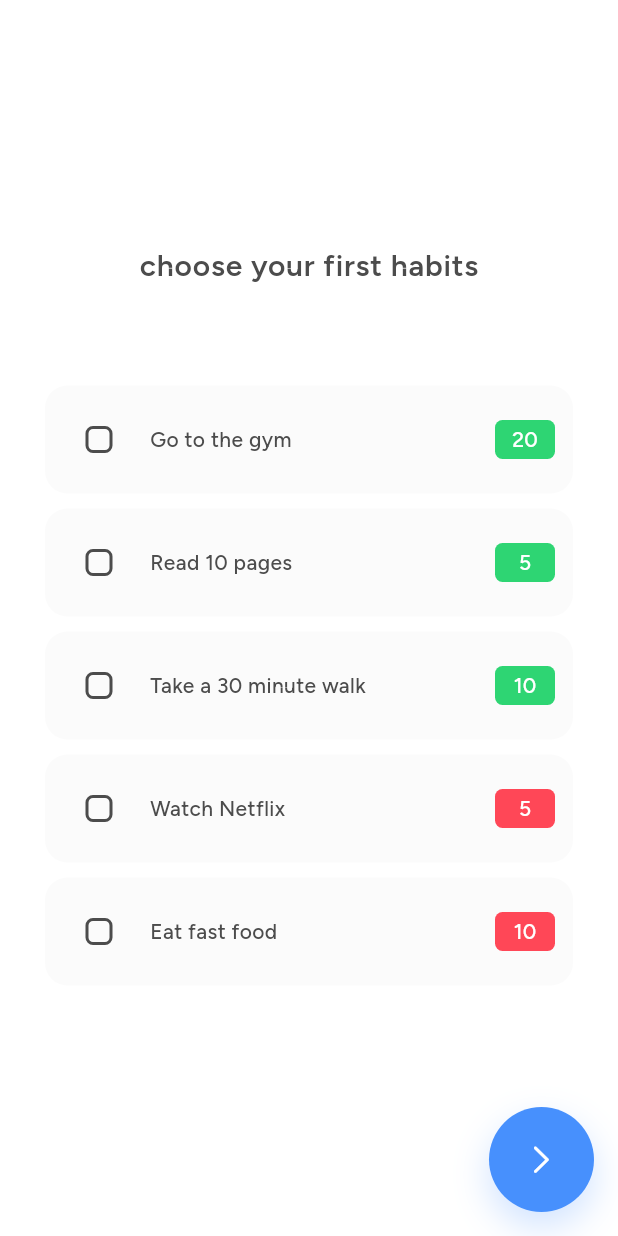
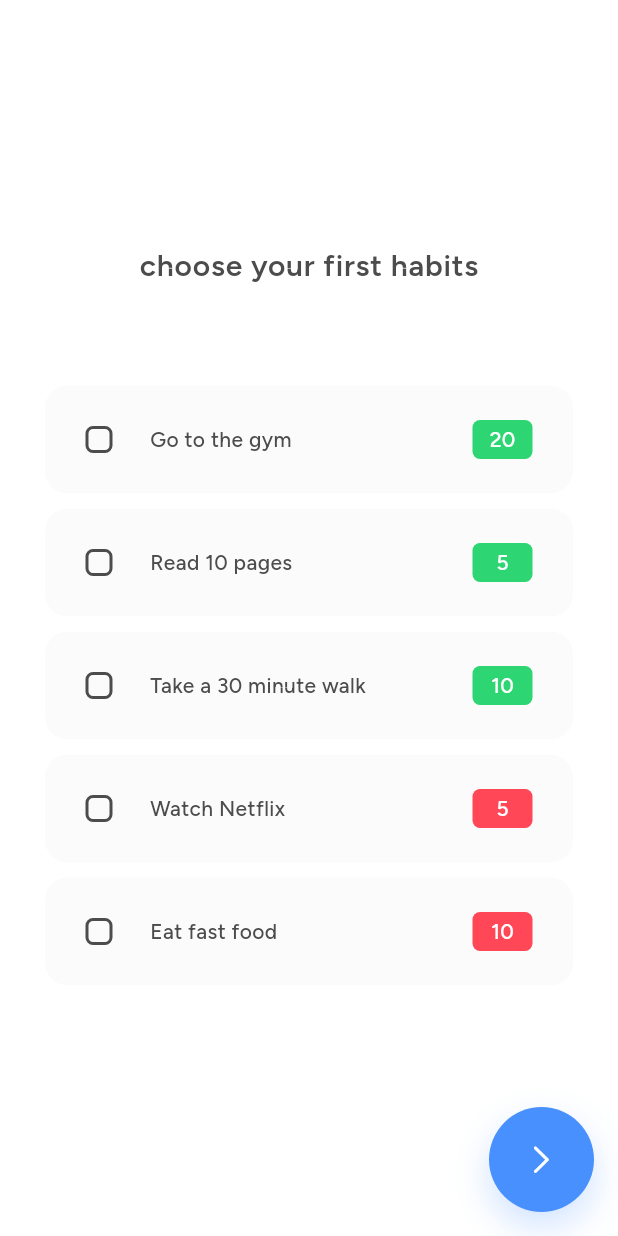
Before and after one commit to Studio-Grosser/gameify, a Flutter app: the screen it shows after launch, on a phone screen of 412 x 824 dp. Run offline on Flutter 3.47's test engine with Material 3 defaults, Android fonts, the phone set to English and light mode, and no system bars; drawn by our look-alikes of flutter_slidable; our stand-ins replace font_awesome_flutter, gap, sentry_flutter, shared_preferences, sqflite; missing offline and left inert: restart_app; accounts and stored records are empty.

```diff
--- a/lib/widgets/custom_checkbox.dart
+++ b/lib/widgets/custom_checkbox.dart
@@ -15,7 +15,7 @@ class CustomCheckbox extends StatelessWidget {
   Widget build(BuildContext context) {
     ThemeData theme = Theme.of(context);
     if (mode == HabitMode.checkbox) {
-      return Checkbox(value: (value ?? 0) > 0, onChanged: (_) => onTap);
+      return Checkbox(value: (value ?? 0) > 0, onChanged: (_) => onTap());
     }
     return Container(
       width: 22,
--- a/lib/widgets/habit_display.dart
+++ b/lib/widgets/habit_display.dart
@@ -1,12 +1,14 @@
+import 'package:flutter/cupertino.dart';
 import 'package:flutter/material.dart';
+import 'package:flutter_slidable/flutter_slidable.dart';
 import 'package:gameify/models/habit.dart';
+import 'package:gameify/utils/themes.dart';
 import 'package:gameify/widgets/custom_checkbox.dart';
 import 'package:gameify/widgets/styled_container.dart';
-import 'package:gameify/widgets/habit_option_menu.dart';
 import 'package:gameify/widgets/value_display.dart';
 import 'package:gap/gap.dart';
 
-class HabitDisplay extends StatelessWidget {
+class HabitDisplay extends StatefulWidget {
   const HabitDisplay(
       {super.key,
       required this.habit,
@@ -22,42 +24,71 @@ class HabitDisplay extends StatelessWidget {
   final VoidCallback? onEdit;
   final VoidCallback? onReset;
 
-  bool get hasOptions => onDelete != null || onEdit != null || onReset != null;
-  bool get isTappable => onTap != null || value != null;
+  @override
+  State<HabitDisplay> createState() => _HabitDisplayState();
+}
+
+class _HabitDisplayState extends State<HabitDisplay> {
+  bool get showOptions => widget.onDelete != null || widget.onEdit != null;
+  bool get isTappable => widget.onTap != null || widget.value != null;
 
   @override
   Widget build(BuildContext context) {
     ThemeData theme = Theme.of(context);
-    return Opacity(
-      opacity: habit.isActive ? 1 : 0.75,
+    return Padding(
+      padding: const EdgeInsets.symmetric(vertical: 5.0),
+      child: Opacity(
+        opacity: widget.habit.isActive ? 1 : 0.75,
+        child: ClipRRect(
+          borderRadius: BorderRadius.circular(15),
+          child: Slidable(
+            enabled: showOptions,
+            key: UniqueKey(),
+            endActionPane: ActionPane(
+              motion: const DrawerMotion(),
+              children: [
+                SlidableAction(
+                  onPressed: (_) => widget.onEdit!(),
+                  backgroundColor: Themes.accent,
+                  foregroundColor: Themes.shade1,
+                  label: 'Edit',
+                  icon: CupertinoIcons.square_pencil,
+                ),
+                SlidableAction(
+                  onPressed: (_) => widget.onDelete!(),
+                  backgroundColor: Themes.danger,
+                  foregroundColor: Themes.shade1,
+                  label: 'Delete',
+                  icon: CupertinoIcons.trash,
+                ),
+              ],
+            ),
             child: GestureDetector(
-        onTap: isTappable ? () => onTap!() : null,
-        onLongPress: isTappable ? () => onReset!() : null,
+              onTap: isTappable ? () => widget.onTap!() : null,
+              onLongPress: isTappable ? () => widget.onReset!() : null,
               child: StyledContainer(
                 hideBorder: true,
-          margin: const EdgeInsets.symmetric(vertical: 5),
+                margin: const EdgeInsets.symmetric(vertical: 0),
+                borderRadius: 0,
                 child: Row(
                   children: [
                     if (isTappable) ...[
                       CustomCheckbox(
-                    onTap: () => onTap!(), mode: habit.mode, value: value),
+                          onTap: () => widget.onTap!(),
+                          mode: widget.habit.mode,
+                          value: widget.value),
                     ],
                     const Gap(10),
                     Expanded(
-                  child: Text(habit.name,
+                        child: Text(widget.habit.name,
                             style: theme.textTheme.bodyMedium,
                             overflow: TextOverflow.ellipsis,
                             maxLines: 1)),
-              const Gap(10),
-              ValueDisplay(value: habit.score),
-              if (hasOptions)
-                HabitOptionMenu(
-                  isEnabled: habit.isActive,
-                  onDelete: onDelete!,
-                  onEdit: onEdit!,
-                  onReset: onReset!,
-                )
+                    ValueDisplay(value: widget.habit.score),
                   ],
+                ),
+              ),
+            ),
           ),
         ),
       ),
--- a/lib/widgets/habit_dummy.dart
+++ b/lib/widgets/habit_dummy.dart
@@ -19,15 +19,15 @@ class HabitDummy extends StatelessWidget {
     return StyledContainer(
       hideBorder: true,
       color: themeProvider.isLightTheme ? Themes.shade2 : Themes.shade6,
-      padding: const EdgeInsets.symmetric(horizontal: 20, vertical: 15),
+      padding: const EdgeInsets.symmetric(horizontal: 15, vertical: 15),
       child: Row(
         children: [
+          const Gap(10),
           Expanded(
               child: Text(habit.name,
                   style: theme.textTheme.bodyMedium,
                   overflow: TextOverflow.ellipsis,
                   maxLines: 1)),
-          const Gap(15),
           ValueDisplay(value: habit.score),
         ],
       ),
--- a/lib/widgets/value_display.dart
+++ b/lib/widgets/value_display.dart
@@ -18,6 +18,7 @@ class ValueDisplay extends StatelessWidget {
     return Container(
         width: 40,
         padding: const EdgeInsets.symmetric(vertical: 3),
+        margin: const EdgeInsets.symmetric(horizontal: 15),
         decoration:
             BoxDecoration(borderRadius: BorderRadius.circular(5), color: color),
         child: Center(
--- a/pubspec.yaml
+++ b/pubspec.yaml
@@ -48,6 +48,11 @@ dependencies:
   sentry_flutter: ^8.9.0
   shared_preferences: ^2.3.2
   restart_app: ^1.3.2
+  flutter_slidable:
+    path: ../flutter_slidable
+    # git:
+    #   url: https://github.com/linusgrosser/flutter_slidable
+    #   ref: master
 
 dev_dependencies:
   flutter_test:
```
Also changed, not shown: pubspec.lock. Lines whose indentation alone changed are shown as unchanged.
